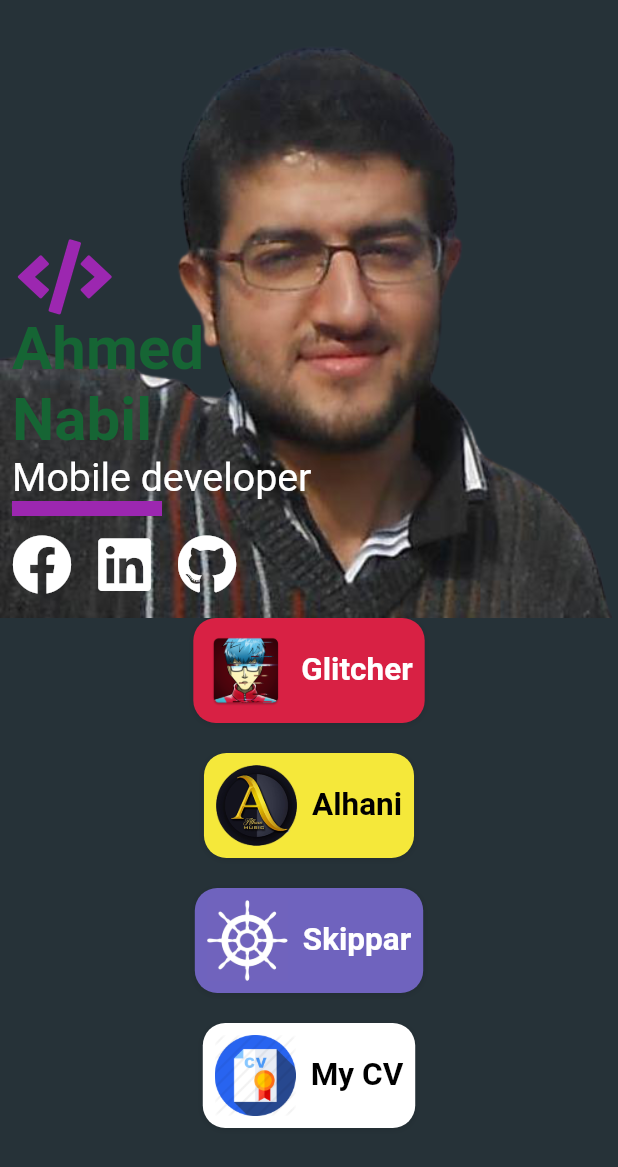
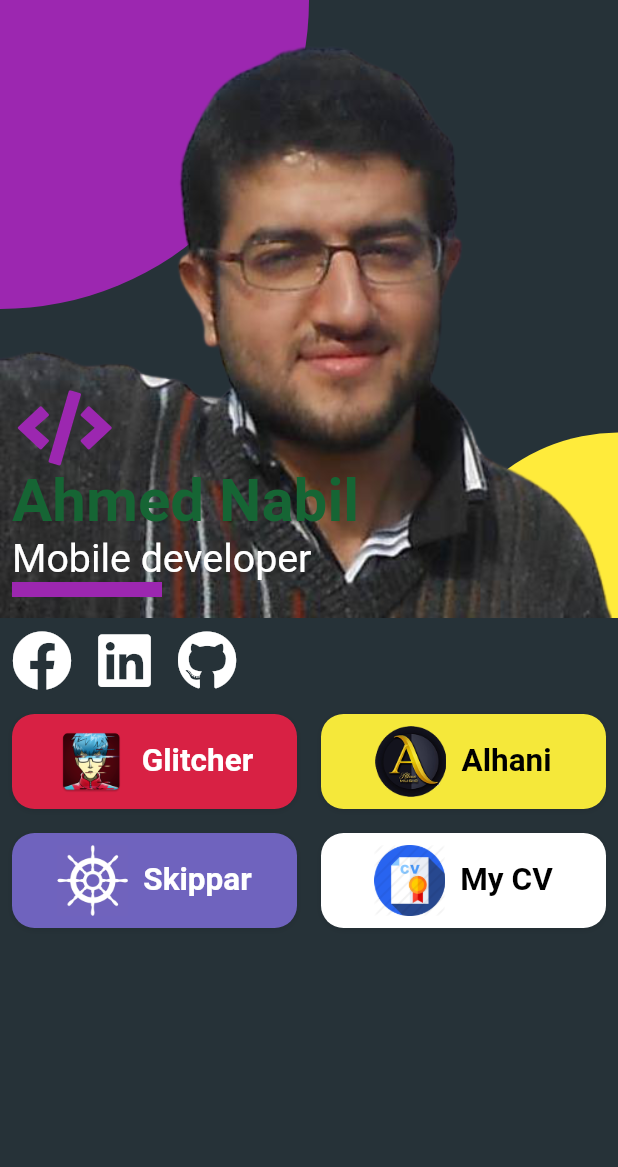
Before and after one commit to AhmedEzio47/my_portfolio, a Flutter app: the screen it shows after launch, on a phone screen of 412 x 824 dp. Shown: the top 1167 px of the screen. Run offline on Flutter 3.47's test engine with Material 2 defaults, Android fonts, the phone set to English and light mode, and no system bars; drawn by our look-alikes of velocity_x; our stand-ins replace font_awesome_flutter.

Commit message:
-Adding some custom paints

```diff
--- a/lib/constants/strings.dart
+++ b/lib/constants/strings.dart
@@ -1,5 +1,5 @@
 class MyStrings {
-  static const myName = "Ahmed\nNabil";
+  static const myName = "Ahmed Nabil";
   static const myFacebook = "https://www.facebook.com/ahmednabil16";
   static const myLinkedIn = "https://www.linkedin.com/in/ahmednabil16/";
   static const myGithub = "https://github.com/AhmedEzio47/";
--- a/lib/main.dart
+++ b/lib/main.dart
@@ -13,6 +13,7 @@ class MyApp extends StatelessWidget {
   @override
   Widget build(BuildContext context) {
     return MaterialApp.router(
+      debugShowCheckedModeBanner: false,
       title: 'Flutter Demo',
       theme: ThemeData(
         primarySwatch: MyColors.primaryColor,
--- a/lib/my_home_page.dart
+++ b/lib/my_home_page.dart
@@ -25,7 +25,14 @@ class _MyHomePageState extends State<MyHomePage> {
                 children: <Widget>[Header(), Expanded(child: MyProjects())],
               )
             : Row(
-                children: <Widget>[Header(), Expanded(child: MyProjects())],
+                mainAxisAlignment: MainAxisAlignment.center,
+                crossAxisAlignment: CrossAxisAlignment.center,
+                children: <Widget>[
+                  Header(),
+                  Expanded(
+                    child: MyProjects(),
+                  )
+                ],
               ),
       ),
     );
--- a/lib/widgets/header.dart
+++ b/lib/widgets/header.dart
@@ -1,3 +1,5 @@
+import 'dart:math' as math;
+
 import 'package:ahmed_nabil_portfolio/constants/colors.dart';
 import 'package:ahmed_nabil_portfolio/constants/strings.dart';
 import 'package:ahmed_nabil_portfolio/widgets/intro.dart';
@@ -15,6 +17,22 @@ class Header extends StatelessWidget {
         child: Column(mainAxisAlignment: MainAxisAlignment.center, children: [
           ZStack(
             [
+              ClipRect(
+                child: CustomPaint(
+                  size: Size(
+                      context.percentWidth * 100, context.percentHeight * 50),
+                  painter: MyCirclePainter(ratio: .3),
+                ),
+              ),
+              ClipRect(
+                child: CustomPaint(
+                  size: Size(
+                      context.percentWidth * 100, context.percentHeight * 50),
+                  painter: MyCirclePainter(
+                      color: MyColors.accentColor,
+                      circleAlignment: CircleAlignment.topLeft),
+                ),
+              ),
               MyPicture(),
               Row(
                 children: [
@@ -36,17 +54,56 @@ class Header extends StatelessWidget {
                             primaryColor: MyColors.accentColor,
                             duration: Duration(seconds: 2),
                           ),
-                      SocialAccounts()
                     ],
                     alignment: MainAxisAlignment.spaceBetween,
-                  ).pSymmetric(h: 8, v: 16),
+                  ).pSymmetric(h: 8, v: 2),
                 ],
               ),
             ],
             alignment: Alignment.bottomLeft,
           ),
+          Container(
+            color: Colors.blueGrey.shade900,
+            padding: const EdgeInsets.all(8.0),
+            child: SocialAccounts(),
+          )
         ]),
       ).color(MyColors.bgColor).make(),
     );
   }
 }
+
+class MyCirclePainter extends CustomPainter {
+  CircleAlignment circleAlignment;
+  Color color;
+  double ratio;
+  MyCirclePainter(
+      {this.circleAlignment = CircleAlignment.bottomRight,
+      this.color = Colors.yellow,
+      this.ratio = .5});
+  @override
+  void paint(Canvas canvas, Size size) {
+    final radius = math.min(size.height * ratio, size.width * ratio);
+    final offset = circleAlignment == CircleAlignment.topLeft
+        ? Offset(.0, .0)
+        : circleAlignment == CircleAlignment.topRight
+            ? Offset(size.width, .0)
+            : circleAlignment == CircleAlignment.bottomLeft
+                ? Offset(.0, size.height)
+                : Offset(size.width, size.height);
+    canvas.drawCircle(offset, radius, Paint()..color = color);
+  }
+
+  @override
+  bool shouldRepaint(covariant MyCirclePainter oldDelegate) {
+    return color == oldDelegate.color &&
+        circleAlignment == oldDelegate.circleAlignment;
+  }
+}
+
+enum CircleAlignment {
+  topLeft,
+  topRight,
+  bottomLeft,
+  bottomRight,
+}
--- a/lib/widgets/my_projects.dart
+++ b/lib/widgets/my_projects.dart
@@ -4,9 +4,13 @@ import 'package:flutter/material.dart';
 class MyProjects extends StatelessWidget {
   @override
   Widget build(BuildContext context) {
-    return SingleChildScrollView(
-      child: Column(
-        crossAxisAlignment: CrossAxisAlignment.center,
+    return GridView.count(
+      shrinkWrap: true,
+      crossAxisSpacing: 16,
+      mainAxisSpacing: 16,
+      padding: EdgeInsets.all(8),
+      childAspectRatio: 3,
+      crossAxisCount: 2,
       children: [
         ProjectIWidget(
           color: const Color(0xffd82144),
@@ -16,18 +20,12 @@ class MyProjects extends StatelessWidget {
           url:
               'https://play.google.com/store/apps/details?id=com.devyat.glitcher',
         ),
-          SizedBox(
-            height: 20,
-          ),
         ProjectIWidget(
           color: const Color(0xfff5e83a),
           name: "Alhani",
           image: 'assets/alhani.png',
           url:
               'https://play.google.com/store/apps/details?id=com.devyat.alhani',
-          ),
-          SizedBox(
-            height: 20,
         ),
         ProjectIWidget(
           color: Color(0xff6F63BE),
@@ -36,9 +34,6 @@ class MyProjects extends StatelessWidget {
           image: 'assets/skippar.png',
           url:
               'https://play.google.com/store/apps/details?id=com.devyat.skipparapp',
-          ),
-          SizedBox(
-            height: 20,
         ),
         ProjectIWidget(
           color: Colors.white,
@@ -49,7 +44,6 @@ class MyProjects extends StatelessWidget {
               'https://drive.google.com/file/d/12ej13wSO4rIJGSUWCdnfU5zEo5tEHq69/view?usp=sharing',
         ),
       ],
-      ),
     );
   }
 }
--- a/lib/widgets/project.dart
+++ b/lib/widgets/project.dart
@@ -36,6 +36,7 @@ class ProjectIWidget extends StatelessWidget {
           .shadow
           .p8
           .height(height)
+          .width(70)
           .rounded
           .make(),
     );
--- a/pubspec.yaml
+++ b/pubspec.yaml
@@ -19,6 +19,7 @@ dependencies:
   google_fonts: ^2.1.0
   url_launcher: ^6.0.12
   font_awesome_flutter: ^9.2.0
+
 dev_dependencies:
   flutter_test:
     sdk: flutter
```
Lines whose indentation alone changed are shown as unchanged.
